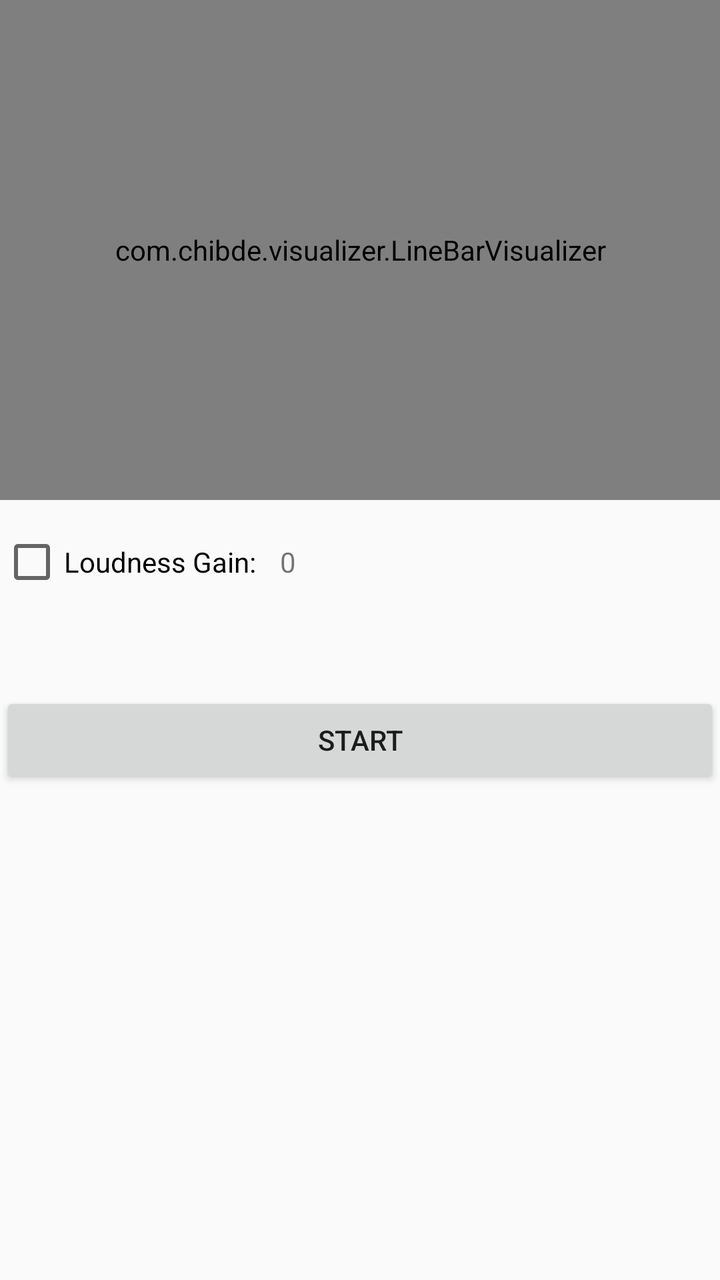
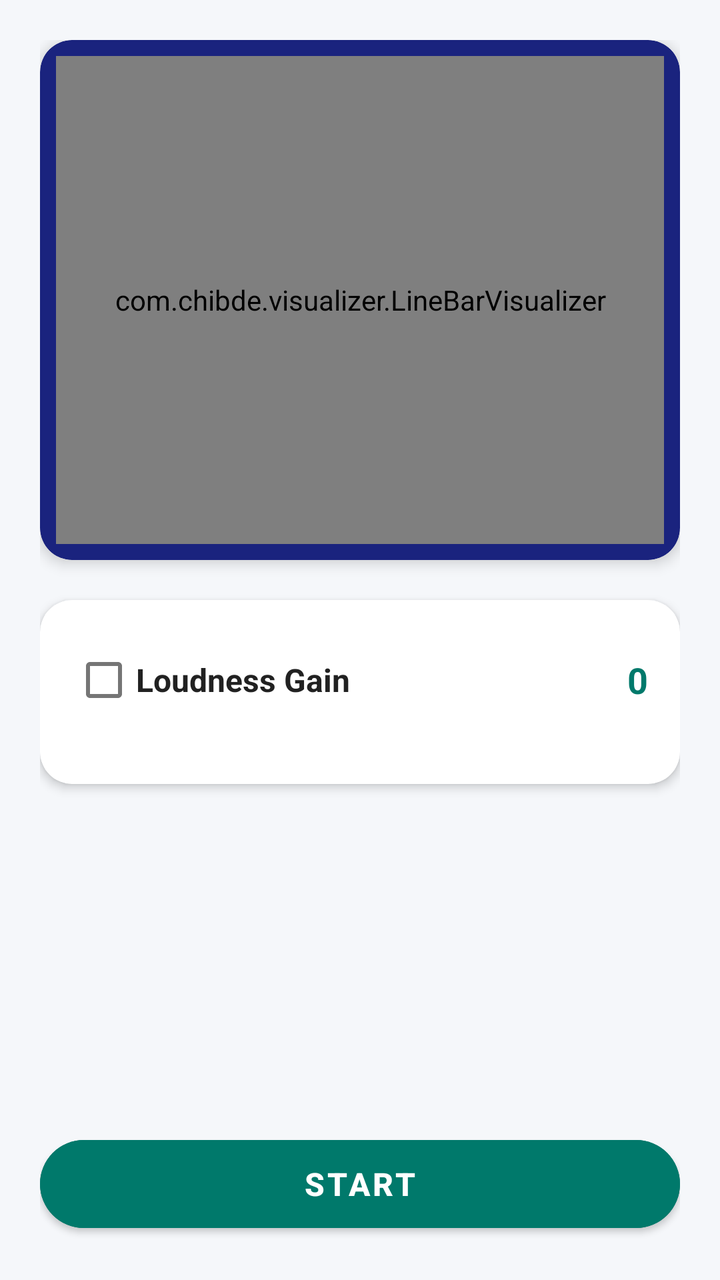

Before-and-after screenshots of an Android layout around one commit, followed by the original layout XML and the change that was made.
<!-- AndroidManifest.xml: application theme AppTheme -->
<!-- res/layout/main_fragment.xml -->
<?xml version="1.0" encoding="utf-8"?>
<LinearLayout xmlns:android="http://schemas.android.com/apk/res/android"
    android:layout_width="match_parent"
    android:layout_height="match_parent"
    android:orientation="vertical">
    <com.chibde.visualizer.LineBarVisualizer
        android:id="@+id/visualizer"
        android:layout_width="match_parent"
        android:layout_height="250dp"/>
    <LinearLayout
        android:layout_marginTop="15dp"
        android:layout_width="wrap_content"
        android:layout_height="wrap_content"
        android:orientation="horizontal">
        <CheckBox android:id="@+id/chkLoudness"
            android:layout_width="wrap_content"
            android:layout_height="wrap_content"
            android:text="Loudness Gain:"
            android:layout_marginRight="12dp"/>
        <TextView android:id="@+id/tvLoudness"
            android:layout_width="wrap_content"
            android:layout_height="wrap_content"
            android:text="0"/>
    </LinearLayout>
    <TextView android:id="@+id/tvTest"
        android:layout_width="wrap_content"
        android:layout_height="wrap_content" />

    <SeekBar android:id="@+id/seekbarLoudness"
        android:layout_width="match_parent"
        android:layout_height="wrap_content"
        android:visibility="gone"
        android:max="5000" />
    <Button android:id="@+id/btnStartStop"
        android:layout_width="match_parent"
        android:layout_height="wrap_content"
        android:layout_marginTop="30dp"
        android:text="Start"/>
</LinearLayout>
<!-- resources referenced by this layout -->
<resources>
  <style name="AppTheme" parent="Base.Theme.AppCompat.Light.DarkActionBar">
          
          <item name="colorPrimary">@color/colorPrimary</item>
          <item name="colorPrimaryDark">@color/colorPrimaryDark</item>
          <item name="colorAccent">@color/colorAccent</item>
      </style>
  <color name="colorPrimary">#3F51B5</color>
  <color name="colorPrimaryDark">#303F9F</color>
  <color name="colorAccent">#FF4081</color>
</resources>

<!-- the commit's change to res/layout/main_fragment.xml (unified diff, before → after) -->
@@ -1,39 +1,111 @@
 <?xml version="1.0" encoding="utf-8"?>
-<LinearLayout xmlns:android="http://schemas.android.com/apk/res/android"
+<ScrollView xmlns:android="http://schemas.android.com/apk/res/android"
+    xmlns:app="http://schemas.android.com/apk/res-auto"
     android:layout_width="match_parent"
     android:layout_height="match_parent"
-    android:orientation="vertical">
-    <com.chibde.visualizer.LineBarVisualizer
-        android:id="@+id/visualizer"
+    android:fillViewport="true"
+    android:background="@color/background">
+
+    <LinearLayout
         android:layout_width="match_parent"
-        android:layout_height="250dp"/>
-    <LinearLayout
-        android:layout_marginTop="15dp"
-        android:layout_width="wrap_content"
         android:layout_height="wrap_content"
-        android:orientation="horizontal">
-        <CheckBox android:id="@+id/chkLoudness"
+        android:orientation="vertical"
+        android:padding="20dp">
+
+        
+        <com.google.android.material.card.MaterialCardView
+            android:layout_width="match_parent"
+            android:layout_height="260dp"
+            app:cardCornerRadius="16dp"
+            app:cardElevation="4dp"
+            app:cardBackgroundColor="@color/visualizerBackground"
+            android:layout_marginBottom="20dp">
+
+            <com.chibde.visualizer.LineBarVisualizer
+                android:id="@+id/visualizer"
+                android:layout_width="match_parent"
+                android:layout_height="match_parent"
+                android:layout_margin="8dp" />
+        </com.google.android.material.card.MaterialCardView>
+
+        
+        <com.google.android.material.card.MaterialCardView
+            android:layout_width="match_parent"
+            android:layout_height="wrap_content"
+            app:cardCornerRadius="16dp"
+            app:cardElevation="3dp"
+            app:cardBackgroundColor="@color/cardBackground"
+            android:layout_marginBottom="30dp">
+
+            <LinearLayout
+                android:layout_width="match_parent"
+                android:layout_height="wrap_content"
+                android:orientation="vertical"
+                android:padding="16dp">
+
+                <LinearLayout
+                    android:layout_width="match_parent"
+                    android:layout_height="wrap_content"
+                    android:orientation="horizontal"
+                    android:gravity="center_vertical"
+                    android:layout_marginBottom="12dp">
+
+                    <CheckBox
+                        android:id="@+id/chkLoudness"
+                        android:layout_width="wrap_content"
+                        android:layout_height="wrap_content"
+                        android:text="Loudness Gain"
+                        android:textColor="@color/textPrimary"
+                        android:textSize="16sp"
+                        android:textStyle="bold" />
+
+                    <View
+                        android:layout_width="0dp"
+                        android:layout_height="1dp"
+                        android:layout_weight="1" />
+
+                    <TextView
+                        android:id="@+id/tvLoudness"
+                        android:layout_width="wrap_content"
+                        android:layout_height="wrap_content"
+                        android:text="0"
+                        android:textColor="@color/colorPrimary"
+                        android:textSize="18sp"
+                        android:textStyle="bold" />
+                </LinearLayout>
+
+                <SeekBar
+                    android:id="@+id/seekbarLoudness"
+                    android:layout_width="match_parent"
+                    android:layout_height="wrap_content"
+                    android:max="5000"
+                    android:visibility="gone"
+                    android:layout_marginTop="12dp" />
+            </LinearLayout>
+        </com.google.android.material.card.MaterialCardView>
+
+        <TextView
+            android:id="@+id/tvTest"
             android:layout_width="wrap_content"
             android:layout_height="wrap_content"
-            android:text="Loudness Gain:"
-            android:layout_marginRight="12dp"/>
-        <TextView android:id="@+id/tvLoudness"
-            android:layout_width="wrap_content"
-            android:layout_height="wrap_content"
-            android:text="0"/>
+            android:visibility="gone" />
+
+        <View
+            android:layout_width="match_parent"
+            android:layout_height="0dp"
+            android:layout_weight="1" />
+
+        
+        <com.google.android.material.button.MaterialButton
+            android:id="@+id/btnStartStop"
+            android:layout_width="match_parent"
+            android:layout_height="56dp"
+            android:text="START"
+            android:textSize="16sp"
+            android:textStyle="bold"
+            app:cornerRadius="28dp"
+            android:elevation="4dp"
+            android:backgroundTint="@color/colorPrimary"
+            android:textColor="#FFFFFF" />
     </LinearLayout>
-    <TextView android:id="@+id/tvTest"
-        android:layout_width="wrap_content"
-        android:layout_height="wrap_content" />
-
-    <SeekBar android:id="@+id/seekbarLoudness"
-        android:layout_width="match_parent"
-        android:layout_height="wrap_content"
-        android:visibility="gone"
-        android:max="5000" />
-    <Button android:id="@+id/btnStartStop"
-        android:layout_width="match_parent"
-        android:layout_height="wrap_content"
-        android:layout_marginTop="30dp"
-        android:text="Start"/>
-</LinearLayout>
+</ScrollView>
<!-- resource entries referenced after the edit -->
@@ -1,13 +1,18 @@
 <!-- resources referenced by this layout -->
 <resources>
-  <style name="AppTheme" parent="Base.Theme.AppCompat.Light.DarkActionBar">
+  <color name="background">#F5F7FA</color>
+  <color name="cardBackground">#FFFFFF</color>
+  <style name="AppTheme" parent="Theme.MaterialComponents.Light.DarkActionBar">
           
           <item name="colorPrimary">@color/colorPrimary</item>
           <item name="colorPrimaryDark">@color/colorPrimaryDark</item>
           <item name="colorAccent">@color/colorAccent</item>
+          <item name="android:windowBackground">@color/background</item>
       </style>
-  <color name="colorPrimary">#3F51B5</color>
-  <color name="colorPrimaryDark">#303F9F</color>
-  <color name="colorAccent">#FF4081</color>
+  <color name="colorPrimary">#00796B</color>
+  <color name="textPrimary">#212121</color>
+  <color name="visualizerBackground">#1A237E</color>
+  <color name="colorPrimaryDark">#004D40</color>
+  <color name="colorAccent">#00B0FF</color>
 </resources>
 
